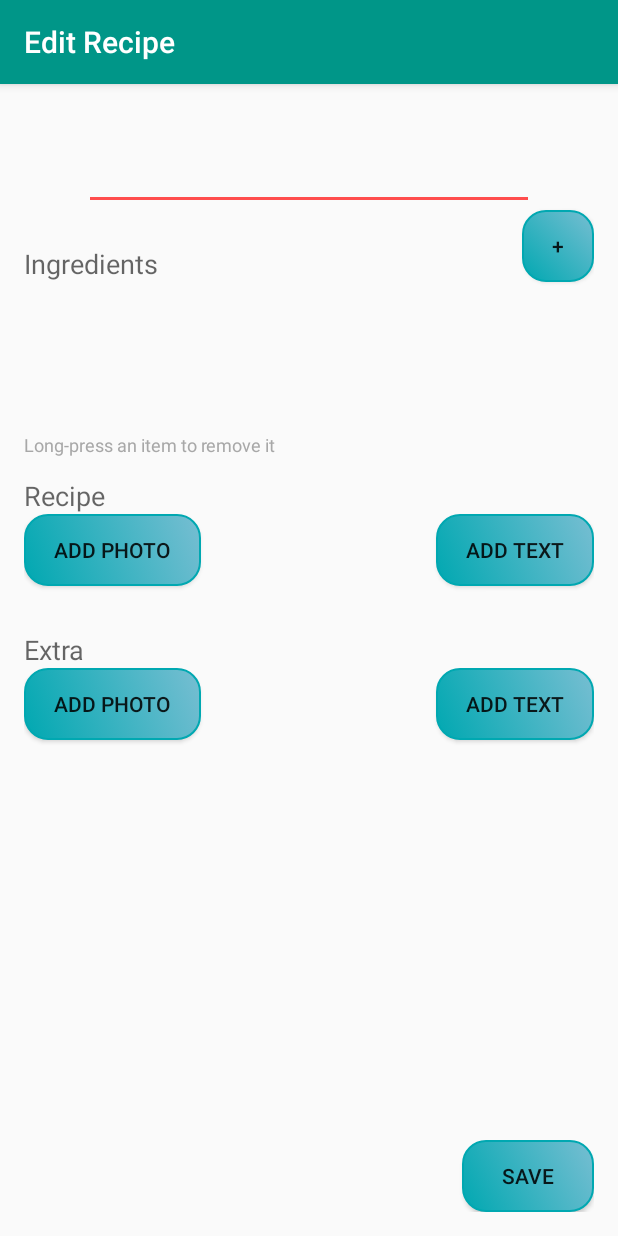
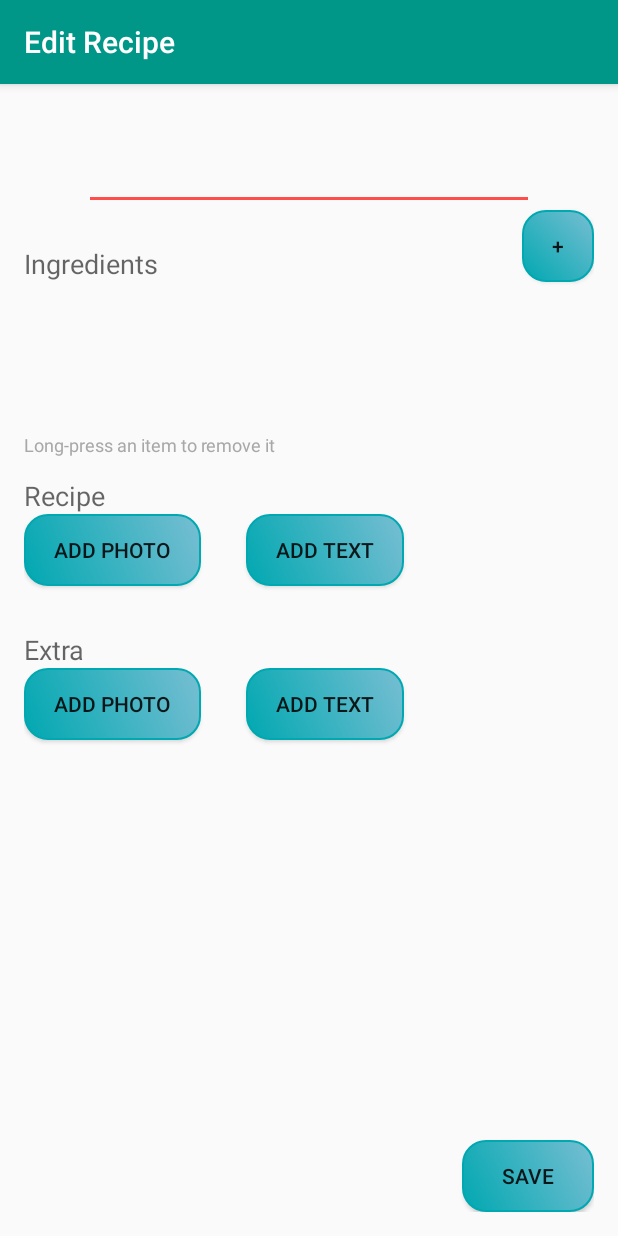
Before and after one commit to felinicolaes/AppProject, an Android app: the addRecipeActivity screen opened directly, with no data from a screen before it, on a phone screen of 412 x 824 dp. Run offline under Robolectric (Android 15) with nearby library versions, the phone set to English and light mode, and no system bars; 6 statements that could not run were skipped.

Commit message:
Fixed all the tiny bugs

```diff
--- a/EmptyYourFridge/app/src/main/java/mprog/nl/emptyyourfridge/addIngredientActivity.java
+++ b/EmptyYourFridge/app/src/main/java/mprog/nl/emptyyourfridge/addIngredientActivity.java
@@ -40,8 +40,8 @@ public class addIngredientActivity extends AppCompatActivity {
         prevActivity = extra.getString("ActivityName");
         checkBox = (CheckBox)findViewById(R.id.checkBox);
         if (prevActivity.equals("MainActivity")) {
-            checkBox.setVisibility(View.INVISIBLE);
-            editAmount.setVisibility(View.INVISIBLE);
+            checkBox.setVisibility(View.GONE);
+            editAmount.setVisibility(View.GONE);
         } else {
             recipeName = extra.getString("RecipeName");
         }
--- a/EmptyYourFridge/app/src/main/res/layout-land/activity_add_recipe.xml
+++ b/EmptyYourFridge/app/src/main/res/layout-land/activity_add_recipe.xml
@@ -13,7 +13,8 @@
         android:orientation="horizontal"
         android:layout_width="match_parent"
         android:layout_height="match_parent"
-        android:layout_below="@+id/name">
+        android:layout_below="@+id/name"
+        android:id="@+id/linearLayout">
 
         <RelativeLayout
             android:layout_width="match_parent"
@@ -92,8 +93,9 @@
                 android:id="@+id/addRecipeText"
                 android:background="@drawable/rounded_button"
                 android:onClick="addRecipeTextButton"
+                android:layout_marginLeft="30dp"
                 android:layout_alignTop="@+id/addRecipePict"
-                android:layout_alignEnd="@+id/saveRecipe" />
+                android:layout_toEndOf="@+id/addRecipePict" />
 
             <TextView
                 android:layout_width="wrap_content"
@@ -101,7 +103,7 @@
                 android:textAppearance="?android:attr/textAppearanceMedium"
                 android:text="Extra"
                 android:id="@+id/extraText"
-                android:paddingTop="30dp"
+                android:paddingTop="25dp"
                 android:layout_below="@+id/addRecipePict"
                 android:layout_alignParentStart="true" />
 
@@ -111,9 +113,10 @@
                 android:text="Add Text"
                 android:id="@+id/addExtraText"
                 android:onClick="addExtraTextButton"
+                android:background="@drawable/rounded_button"
+                android:layout_marginLeft="30dp"
                 android:layout_below="@+id/extraText"
-                android:background="@drawable/rounded_button"
-                android:layout_alignParentEnd="true" />
+                android:layout_toEndOf="@+id/addExtraPict" />
 
             <Button
                 android:layout_width="wrap_content"
@@ -125,27 +128,29 @@
                 android:layout_alignTop="@+id/addExtraText"
                 android:layout_alignParentStart="true" />
 
-            <Button
-                android:layout_width="wrap_content"
-                android:layout_height="wrap_content"
-                android:text="Save"
-                android:id="@+id/saveRecipe"
-                android:onClick="saveRecipeButton"
-                android:background="@drawable/rounded_button"
-                android:layout_alignParentBottom="true"
-                android:layout_alignParentEnd="true" />
         </RelativeLayout>
     </LinearLayout>
 
     <EditText
-        android:layout_width="300dp"
+        android:layout_width="fill_parent"
         android:layout_height="wrap_content"
         android:id="@+id/name"
         android:layout_alignParentTop="true"
-        android:layout_centerHorizontal="true"
         android:text="name"
         android:inputType="textPersonName"
         android:textStyle="bold"
-        android:textSize="16pt" />
+        android:textSize="16pt"
+        android:layout_toStartOf="@+id/saveRecipe" />
+
+    <Button
+        android:layout_width="wrap_content"
+        android:layout_height="wrap_content"
+        android:text="Save"
+        android:id="@+id/saveRecipe"
+        android:onClick="saveRecipeButton"
+        android:background="@drawable/rounded_button"
+        android:layout_alignTop="@+id/name"
+        android:layout_alignEnd="@+id/linearLayout"
+        android:layout_marginLeft="30dp" />
 
 </RelativeLayout>
--- a/EmptyYourFridge/app/src/main/res/layout-land/content_main.xml
+++ b/EmptyYourFridge/app/src/main/res/layout-land/content_main.xml
@@ -70,18 +70,18 @@
             <Button
                 android:layout_width="fill_parent"
                 android:layout_height="50dp"
-                android:text="Filter recipes"
+                android:text="Search recipes on ingredients"
                 android:id="@+id/searchButton"
                 android:onClick="searchButton"
                 android:background="@drawable/rounded_button"
                 android:layout_above="@+id/addRecipeButton"
                 android:layout_alignParentStart="true"
-                android:layout_marginBottom="5dp" />
+                android:layout_marginBottom="15dp" />
 
             <Button
                 android:layout_width="fill_parent"
                 android:layout_height="50dp"
-                android:text="Create new recipe"
+                android:text="Add new recipe"
                 android:id="@+id/addRecipeButton"
                 android:onClick="addRecipeButton"
                 android:background="@drawable/rounded_button"
--- a/EmptyYourFridge/app/src/main/res/layout/activity_add_ingredient.xml
+++ b/EmptyYourFridge/app/src/main/res/layout/activity_add_ingredient.xml
@@ -20,12 +20,13 @@
         android:layout_marginRight="30dp" />
 
     <EditText
-        android:layout_width="250dp"
+        android:layout_width="fill_parent"
         android:layout_height="wrap_content"
         android:id="@+id/ingredient"
         android:inputType="textPersonName"
         android:hint="ingredient"
         android:layout_alignParentTop="true"
+        android:layout_alignParentEnd="true"
         android:layout_toEndOf="@+id/amount" />
 
     <ListView
--- a/EmptyYourFridge/app/src/main/res/layout/activity_add_recipe.xml
+++ b/EmptyYourFridge/app/src/main/res/layout/activity_add_recipe.xml
@@ -84,10 +84,11 @@
         android:layout_height="wrap_content"
         android:text="Add Text"
         android:id="@+id/addRecipeText"
-        android:layout_alignTop="@+id/addRecipePict"
-        android:layout_alignEnd="@+id/ingredients"
         android:background="@drawable/rounded_button"
-        android:onClick="addRecipeTextButton" />
+        android:onClick="addRecipeTextButton"
+        android:layout_alignBottom="@+id/addRecipePict"
+        android:layout_toEndOf="@+id/addRecipePict"
+        android:layout_marginLeft="30dp" />
 
     <TextView
         android:layout_width="wrap_content"
@@ -105,9 +106,10 @@
         android:text="Add Text"
         android:id="@+id/addExtraText"
         android:onClick="addExtraTextButton"
+        android:background="@drawable/rounded_button"
         android:layout_below="@+id/extraText"
-        android:background="@drawable/rounded_button"
-        android:layout_alignParentEnd="true" />
+        android:layout_toEndOf="@+id/addExtraPict"
+        android:layout_marginLeft="30dp" />
 
     <Button
         android:layout_width="wrap_content"
--- a/EmptyYourFridge/app/src/main/res/layout/content_main.xml
+++ b/EmptyYourFridge/app/src/main/res/layout/content_main.xml
@@ -33,7 +33,7 @@
     <Button
         android:layout_width="fill_parent"
         android:layout_height="50dp"
-        android:text="Create new recipe"
+        android:text="Add new recipe"
         android:id="@+id/addRecipeButton"
         android:onClick="addRecipeButton"
         android:background="@drawable/rounded_button"
@@ -43,13 +43,13 @@
     <Button
         android:layout_width="fill_parent"
         android:layout_height="50dp"
-        android:text="Filter recipes"
+        android:text="Search recipes on ingredients"
         android:id="@+id/searchButton"
         android:onClick="searchButton"
         android:background="@drawable/rounded_button"
         android:layout_above="@+id/addRecipeButton"
         android:layout_alignParentStart="true"
-        android:layout_marginBottom="5dp" />
+        android:layout_marginBottom="15dp" />
 
     <Button
         android:layout_width="50dp"
```
